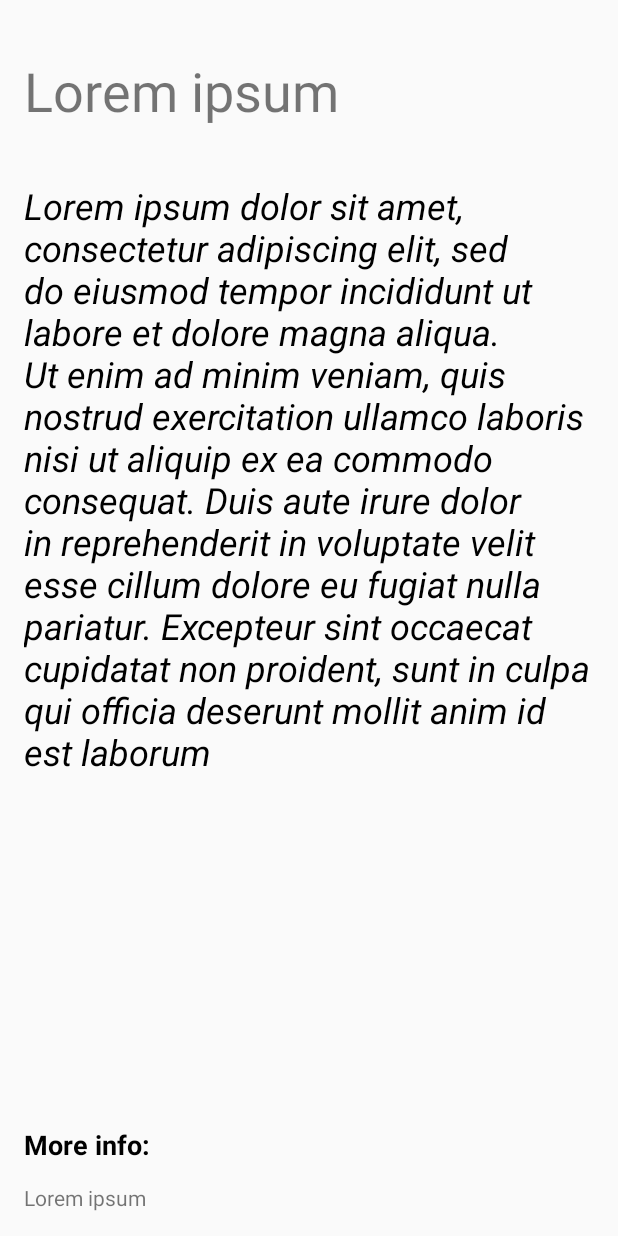
After one commit to bobaboys/team_project, an Android app: the layout fragment_tag_details.xml on its own in the app's theme, with its tools: preview values and no code run, on a phone screen of 412 x 824 dp. The commit adds this screen. Run offline under Robolectric (Android 15) with nearby library versions, the phone set to English and light mode, and no system bars.

```diff
--- a/app/build.gradle
+++ b/app/build.gradle
@@ -29,6 +29,7 @@ dependencies {
     implementation 'com.parse:parse-android:1.17.3'
     implementation 'com.sendbird.sdk:sendbird-android-sdk:3.0.96'
     implementation 'org.parceler:parceler-api:1.1.12'
+    implementation 'com.android.support:support-v4:28.0.0'
     annotationProcessor 'org.parceler:parceler:1.1.12'
     testImplementation 'junit:junit:4.12'
     androidTestImplementation 'com.android.support.test:runner:1.0.2'
--- a/app/src/main/java/com/example/mentalhealthapp/Fragments/RecieverSearchPageFragment.java
+++ b/app/src/main/java/com/example/mentalhealthapp/Fragments/RecieverSearchPageFragment.java
@@ -63,10 +63,6 @@ public class RecieverSearchPageFragment extends Fragment {
                 Bundle bundle = new Bundle();
                 bundle.putParcelable("selectedTags", Parcels.wrap(selectedTagsParcel));
                 resultFragment.setArguments(bundle);
-
-                //for(Tag t : selectedTags){
-                //    Log.d(TAG, t.getString("Tag"));
-                //}
             }
         });
         setRecyclerView();
--- /dev/null
+++ b/app/src/main/res/layout/fragment_tag_details.xml
@@ -0,0 +1,76 @@
+<?xml version="1.0" encoding="utf-8"?>
+<android.support.constraint.ConstraintLayout xmlns:android="http://schemas.android.com/apk/res/android"
+    xmlns:app="http://schemas.android.com/apk/res-auto"
+    xmlns:tools="http://schemas.android.com/tools"
+    android:layout_width="match_parent"
+    android:layout_height="match_parent"
+    tools:context=".TagDetails">
+
+    <TextView
+        android:id="@+id/tv_tag_title"
+        android:layout_width="wrap_content"
+        android:layout_height="wrap_content"
+        android:layout_marginStart="16dp"
+        android:layout_marginLeft="16dp"
+        android:layout_marginTop="36dp"
+        android:layout_marginBottom="36dp"
+        android:text="@string/lorem_short"
+        android:textSize="36sp"
+        app:layout_constraintBottom_toTopOf="@+id/tv_tag_details_content"
+        app:layout_constraintStart_toStartOf="parent"
+        app:layout_constraintTop_toTopOf="parent" />
+
+    <TextView
+        android:id="@+id/tv_tag_details_content"
+        android:layout_width="0dp"
+        android:layout_height="0dp"
+        android:layout_marginStart="16dp"
+        android:layout_marginLeft="16dp"
+        android:layout_marginEnd="16dp"
+        android:layout_marginRight="16dp"
+        android:layout_marginBottom="8dp"
+        android:text="@string/lorem"
+        android:textColor="@android:color/black"
+        android:textSize="24sp"
+        android:textStyle="italic"
+        app:layout_constraintBottom_toTopOf="@+id/textView5"
+        app:layout_constraintEnd_toEndOf="parent"
+        app:layout_constraintHorizontal_bias="0.0"
+        app:layout_constraintStart_toStartOf="parent"
+        app:layout_constraintTop_toBottomOf="@+id/tv_tag_title" />
+
+    <TextView
+        android:id="@+id/textView5"
+        android:layout_width="wrap_content"
+        android:layout_height="22dp"
+        android:layout_marginStart="16dp"
+        android:layout_marginLeft="16dp"
+        android:layout_marginTop="38dp"
+        android:layout_marginBottom="8dp"
+        android:text="@string/more"
+        android:textColor="@android:color/black"
+        android:textSize="18sp"
+        android:textStyle="bold"
+        app:layout_constraintBottom_toTopOf="@+id/tv_tag_link"
+        app:layout_constraintStart_toStartOf="parent"
+        app:layout_constraintTop_toBottomOf="@+id/tv_tag_details_content" />
+
+    <TextView
+        android:id="@+id/tv_tag_link"
+        android:layout_width="0dp"
+        android:layout_height="wrap_content"
+        android:layout_marginStart="16dp"
+        android:layout_marginLeft="16dp"
+        android:layout_marginTop="8dp"
+        android:layout_marginEnd="16dp"
+        android:layout_marginRight="16dp"
+        android:layout_marginBottom="16dp"
+        android:autoLink="all"
+        android:linksClickable="true"
+        android:text="@string/lorem_short"
+        app:layout_constraintBottom_toBottomOf="parent"
+        app:layout_constraintEnd_toEndOf="parent"
+        app:layout_constraintHorizontal_bias="0.5"
+        app:layout_constraintStart_toStartOf="parent"
+        app:layout_constraintTop_toBottomOf="@+id/textView5" />
+</android.support.constraint.ConstraintLayout>
--- a/app/src/main/res/values/strings.xml
+++ b/app/src/main/res/values/strings.xml
@@ -22,5 +22,10 @@
     <string name="bio_prompt">Please fill out a short bio about yourself and your experience with mental health: </string>
     <string name="bio_input_hint">Hi! My name is ___ and I\'ve experienced...</string>
     <string name="submit">submit</string>
+    <string name="more">More info:</string>
+    <string name="lorem_short">Lorem ipsum </string>
+
+    <!-- TODO: Remove or change this placeholder text -->
+    <string name="hello_blank_fragment">Hello blank fragment</string>
 
 </resources>
```
Also changed, not shown: app/src/main/java/com/example/mentalhealthapp/HelperBiosAdapter.java (+7 -4 lines), app/src/main/java/com/example/mentalhealthapp/HelperDetails.java (+7 -4 lines), app/src/main/java/com/example/mentalhealthapp/TagDetailsFragment.java (added, +48 -0 lines), app/src/main/java/com/example/mentalhealthapp/TagsAdapter.java (+34 -2 lines), app/src/main/res/layout/item_helper_bios.xml (+42 -25 lines), app/src/main/res/layout/item_tag_search.xml (+19 -3 lines).
